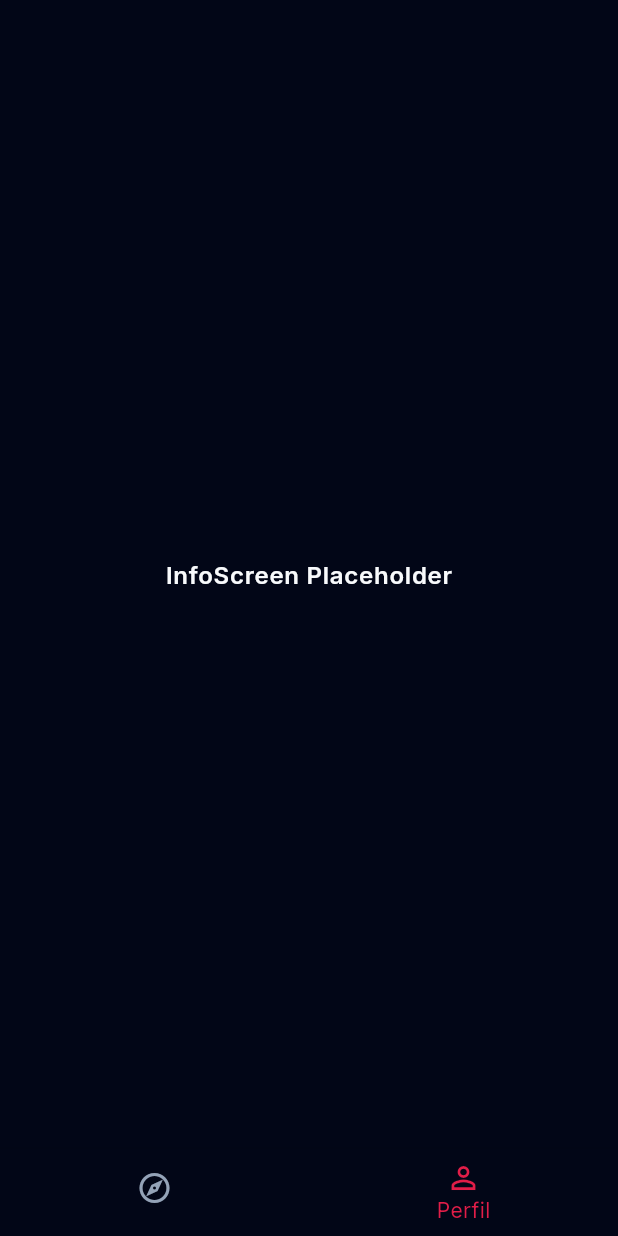
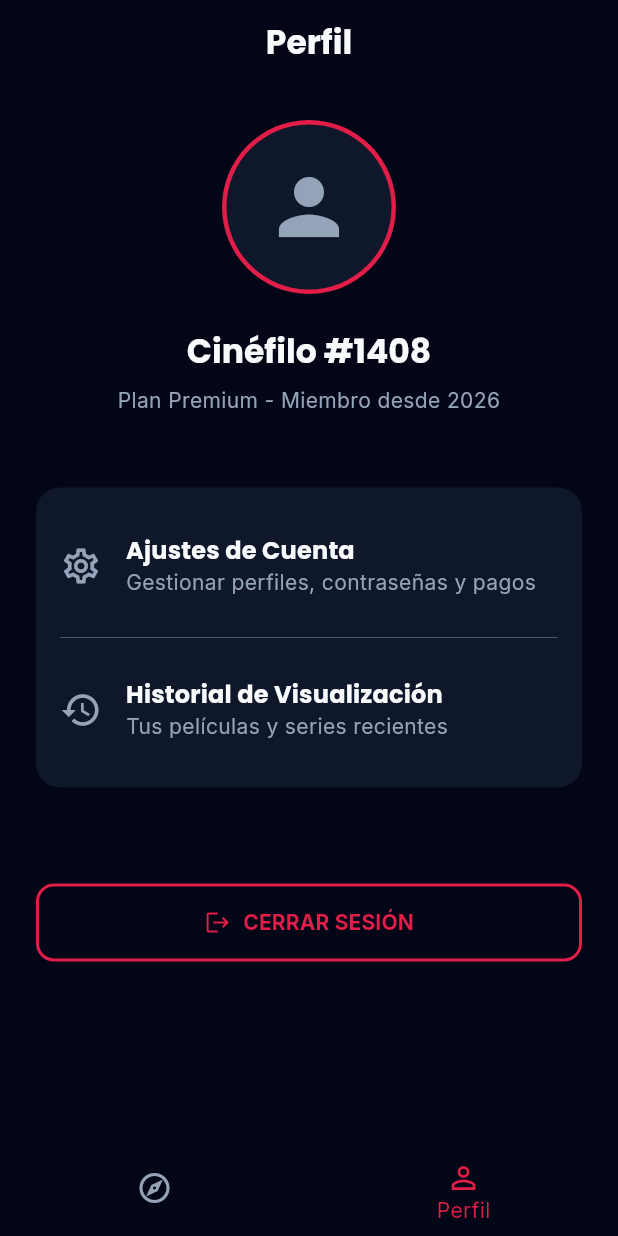
Before and after one commit to csevilla17/Cinephile, a Flutter app: the ExplorerScreen screen opened directly, item 2 of the bottom bar chosen, on a phone screen of 412 x 824 dp. Run offline on Flutter 3.47's test engine with Material 3 defaults, Android fonts, the phone set to English and light mode, and no system bars; our stand-ins replace google_fonts.

Commit message:
vista para el perfil del usuario y optimizacion de codigo llamando directamente a el thema principal

```diff
--- a/lib/config/theme/CinephileTheme.dart
+++ b/lib/config/theme/CinephileTheme.dart
@@ -3,6 +3,7 @@ import 'package:google_fonts/google_fonts.dart';
 
 class AppColors {
   static const Color background = Color(0xFF020617);
+  static const Color cardBg = Color(0xFF0F172A);
   static const Color accent = Color(0xFFE11D48);
   static const Color textPrimary = Color(0xFFF8FAFC);
   static const Color textSecondary = Color(0xFF94A3B8);
--- a/lib/screens/ExplorerScreen.dart
+++ b/lib/screens/ExplorerScreen.dart
@@ -1,6 +1,8 @@
 import 'package:flutter/material.dart';
+import '../config/theme/CinephileTheme.dart';
 import '../widgets/CustomBottomNav.dart';
 import '../widgets/CustomSliverAppBar.dart';
+import 'InfoScreen.dart';
 
 class ExplorerScreen extends StatefulWidget {
   const ExplorerScreen({super.key});
@@ -19,7 +21,7 @@ class _ExplorerScreenState extends State<ExplorerScreen> {
         index: _currentIndex,
         children: [
           _buildExploreView(),
-          _buildProfileView(),
+          const InfoScreen(),
         ],
       ),
       bottomNavigationBar: CustomBottomNav(
@@ -50,7 +52,7 @@ class _ExplorerScreenState extends State<ExplorerScreen> {
               (BuildContext context, int index) {
                 return Container(
                   decoration: BoxDecoration(
-                    color: const Color(0xFF0F172A),
+                    color: AppColors.cardBg,
                     borderRadius: BorderRadius.circular(12),
                   ),
                 );
@@ -63,16 +65,5 @@ class _ExplorerScreenState extends State<ExplorerScreen> {
     );
   }
 
-  Widget _buildProfileView() {
-    final textTheme = Theme.of(context).textTheme;
 
-    return Center(
-      child: Text(
-        'InfoScreen Placeholder',
-        style: textTheme.bodyLarge?.copyWith(
-          color: const Color(0xFFF8FAFC),
-        ),
-      ),
-    );
-  }
 }
--- /dev/null
+++ b/lib/screens/InfoScreen.dart
@@ -0,0 +1,129 @@
+import 'package:flutter/material.dart';
+import 'HomeScreen.dart';
+import '../config/theme/CinephileTheme.dart';
+
+class InfoScreen extends StatelessWidget {
+  const InfoScreen({super.key});
+
+  @override
+  Widget build(BuildContext context) {
+    final textTheme = Theme.of(context).textTheme;
+    final colorScheme = Theme.of(context).colorScheme;
+
+    return Scaffold(
+      backgroundColor: colorScheme.surface,
+      appBar: AppBar(
+        backgroundColor: Colors.transparent,
+        elevation: 0,
+        centerTitle: true,
+        title: Text(
+          'Perfil',
+          style: textTheme.titleLarge,
+        ),
+      ),
+      body: SingleChildScrollView(
+        padding: const EdgeInsets.all(24.0),
+        child: Column(
+          crossAxisAlignment: CrossAxisAlignment.stretch,
+          children: [
+            Center(
+              child: Container(
+                padding: const EdgeInsets.all(3),
+                decoration: BoxDecoration(
+                  color: colorScheme.primary,
+                  shape: BoxShape.circle,
+                ),
+                child: const CircleAvatar(
+                  radius: 55,
+                  backgroundColor: AppColors.cardBg,
+                  child: Icon(
+                    Icons.person,
+                    size: 60,
+                    color: AppColors.textSecondary,
+                  ),
+                ),
+              ),
+            ),
+            const SizedBox(height: 24),
+            Text(
+              'Cinéfilo #1408',
+              style: textTheme.headlineSmall?.copyWith(fontSize: 22),
+              textAlign: TextAlign.center,
+            ),
+            const SizedBox(height: 8),
+            Text(
+              'Plan Premium - Miembro desde 2026',
+              style: textTheme.bodyMedium?.copyWith(
+                color: AppColors.textSecondary,
+                fontSize: 14,
+              ),
+              textAlign: TextAlign.center,
+            ),
+            const SizedBox(height: 48),
+            Container(
+              padding: const EdgeInsets.all(16.0),
+              decoration: BoxDecoration(
+                color: AppColors.cardBg,
+                borderRadius: BorderRadius.circular(16),
+              ),
+              child: Column(
+                children: [
+                  ListTile(
+                    contentPadding: EdgeInsets.zero,
+                    leading: const Icon(Icons.settings_outlined, color: AppColors.textSecondary, size: 28),
+                    title: Text(
+                      'Ajustes de Cuenta',
+                      style: textTheme.titleMedium,
+                    ),
+                    subtitle: Text(
+                      'Gestionar perfiles, contraseñas y pagos',
+                      style: textTheme.bodyMedium?.copyWith(color: AppColors.textSecondary),
+                    ),
+                  ),
+                  const Divider(color: AppColors.textSecondary, height: 24, thickness: 0.3),
+                  ListTile(
+                    contentPadding: EdgeInsets.zero,
+                    leading: const Icon(Icons.history_outlined, color: AppColors.textSecondary, size: 28),
+                    title: Text(
+                      'Historial de Visualización',
+                      style: textTheme.titleMedium,
+                    ),
+                    subtitle: Text(
+                      'Tus películas y series recientes',
+                      style: textTheme.bodyMedium?.copyWith(color: AppColors.textSecondary),
+                    ),
+                  ),
+                ],
+              ),
+            ),
+            const SizedBox(height: 64),
+            OutlinedButton.icon(
+              onPressed: () {
+                Navigator.pushAndRemoveUntil(
+                  context,
+                  MaterialPageRoute(builder: (context) => const HomeScreen()),
+                  (route) => false,
+                );
+              },
+              icon: Icon(Icons.logout, color: colorScheme.primary),
+              label: Text(
+                'CERRAR SESIÓN',
+                style: textTheme.labelLarge?.copyWith(
+                  fontWeight: FontWeight.bold,
+                  color: colorScheme.primary,
+                ),
+              ),
+              style: OutlinedButton.styleFrom(
+                side: BorderSide(color: colorScheme.primary, width: 2),
+                padding: const EdgeInsets.symmetric(vertical: 16),
+                shape: RoundedRectangleBorder(
+                  borderRadius: BorderRadius.circular(12),
+                ),
+              ),
+            ),
+          ],
+        ),
+      ),
+    );
+  }
+}
--- a/lib/widgets/CustomBottomNav.dart
+++ b/lib/widgets/CustomBottomNav.dart
@@ -1,4 +1,5 @@
 import 'package:flutter/material.dart';
+import '../config/theme/CinephileTheme.dart';
 
 class CustomBottomNav extends StatelessWidget {
   final int currentIndex;
@@ -13,12 +14,11 @@ class CustomBottomNav extends StatelessWidget {
   @override
   Widget build(BuildContext context) {
     final colorScheme = Theme.of(context).colorScheme;
-    const slateGray = Color(0xFF94A3B8);
 
     return BottomNavigationBar(
       backgroundColor: colorScheme.surface,
       selectedItemColor: colorScheme.primary,
-      unselectedItemColor: slateGray,
+      unselectedItemColor: AppColors.textSecondary,
       showUnselectedLabels: false,
       currentIndex: currentIndex,
       onTap: onTap,
--- a/lib/widgets/CustomSliverAppBar.dart
+++ b/lib/widgets/CustomSliverAppBar.dart
@@ -11,10 +11,7 @@ class CustomSliverAppBar extends StatelessWidget {
     return SliverAppBar(
       title: Text(
         'Explorar',
-        style: textTheme.headlineMedium?.copyWith(
-          fontWeight: FontWeight.bold,
-          color: const Color(0xFFF8FAFC),
-        ),
+        style: textTheme.headlineMedium,
       ),
       floating: true,
       backgroundColor: colorScheme.surface,
```
